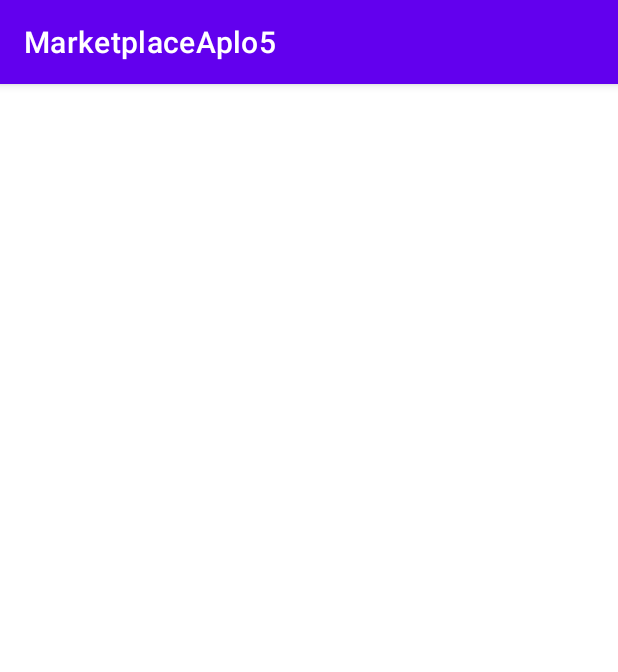
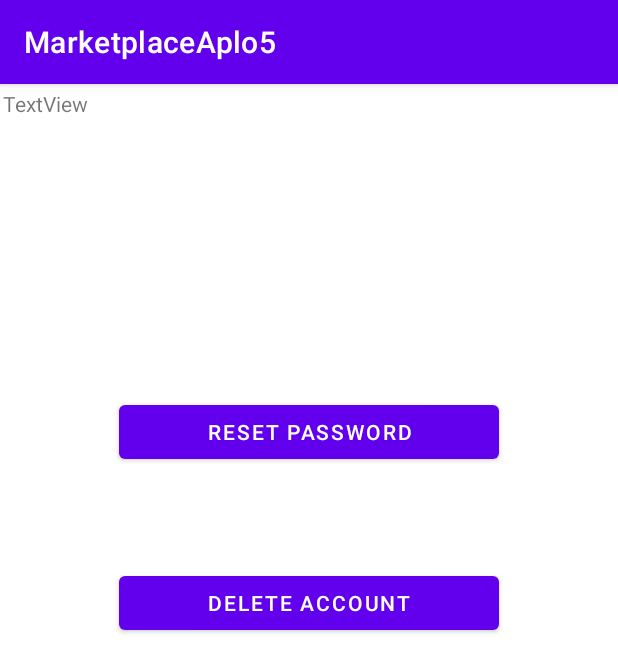
Before and after one commit to MidNoon/Marketplace-Application533, an Android app: the SettingsActivity screen opened directly, with no data from a screen before it, on a phone screen of 412 x 824 dp. Shown: the top 672 px of the screen. Run offline under Robolectric (Android 15) with nearby library versions, the phone set to English and light mode, and no system bars; our stand-ins replace Firebase (no records; nobody signed in at launch, a user with empty details on screens opened directly).

Commit message:
Settings Page
Semi-Functional Settings Page

```diff
--- a/MarketplaceAplo5/app/src/main/java/com/example/marketplaceaplo5/ItemPurchaseActivity.java
+++ b/MarketplaceAplo5/app/src/main/java/com/example/marketplaceaplo5/ItemPurchaseActivity.java
@@ -95,7 +95,6 @@ public class ItemPurchaseActivity extends AppCompatActivity {
         ButtonConfirm.setOnClickListener(new View.OnClickListener() {
             @Override
             public void onClick(View view) {
-                ButtonConfirm.setClickable(false);
                 Confirmation();
             }
         });
--- a/MarketplaceAplo5/app/src/main/java/com/example/marketplaceaplo5/SettingsActivity.java
+++ b/MarketplaceAplo5/app/src/main/java/com/example/marketplaceaplo5/SettingsActivity.java
@@ -4,25 +4,55 @@ import androidx.appcompat.app.AppCompatActivity;
 
 import android.content.Intent;
 import android.os.Bundle;
+import android.view.View;
+import android.widget.Button;
+
 import com.google.firebase.auth.FirebaseAuth;
 import com.google.firebase.auth.FirebaseUser;
 
 public class SettingsActivity extends AppCompatActivity {
 
     private FirebaseAuth mAuth;
+    private Button buttonPass;
+    private Button buttonDelete;
 
     @Override
     protected void onCreate(Bundle savedInstanceState) {
         super.onCreate(savedInstanceState);
         setContentView(R.layout.activity_settings);
         mAuth = FirebaseAuth.getInstance();
+
+        buttonPass = (Button) findViewById(R.id.button);
+        buttonPass.setOnClickListener(new View.OnClickListener(){
+            @Override
+            public void onClick(View v) {
+                openResetPasswordActivity();
+            }
+        });
+        //buttonDelete = (Button) findViewById(R.id.button2);
+        //buttonDelete.setOnClickListener(new View.OnClickListener(){
+        //    @Override
+        //    public void onClick(View v)
+        //    openResetEmailActivity();
+        //    }
+        //});
     }
+
+    public void openResetPasswordActivity() {
+        Intent intent = new Intent(this, ResetPasswordActivity.class);
+        startActivity(intent);
+    }
+    //public void openResetEmailActivity() {
+    //    Intent intent = new Intent(this, DeleteAccountActivity.class);
+    //    startActivity(intent);
+    //}
     @Override
     public void onStart(){
         super.onStart();
         FirebaseUser currentUser = mAuth.getCurrentUser();
         if(currentUser == null) {
             startActivity(new Intent(SettingsActivity.this, LoginActivity.class));
+
         }
     }
 }
--- a/MarketplaceAplo5/app/src/main/java/com/example/marketplaceaplo5/UAddItemActivity.java
+++ b/MarketplaceAplo5/app/src/main/java/com/example/marketplaceaplo5/UAddItemActivity.java
@@ -86,7 +86,6 @@ public class UAddItemActivity extends AppCompatActivity {
         ProductAddButton.setOnClickListener(new View.OnClickListener() {
             @Override
             public void onClick(View view) {
-                ProductAddButton.setClickable(false);
                 InfoStorage();
             }
         });
--- a/MarketplaceAplo5/app/src/main/res/layout/activity_settings.xml
+++ b/MarketplaceAplo5/app/src/main/res/layout/activity_settings.xml
@@ -15,4 +15,31 @@
             Changing Username
 -->
 
+    <Button
+        android:id="@+id/button2"
+        android:layout_width="253dp"
+        android:layout_height="wrap_content"
+        android:layout_alignParentTop="true"
+        android:layout_centerHorizontal="true"
+        android:layout_marginTop="322dp"
+        android:text="Delete Account" />
+
+    <TextView
+        android:id="@+id/textView"
+        android:layout_width="177dp"
+        android:layout_height="80dp"
+        android:layout_alignParentStart="true"
+        android:layout_alignParentTop="true"
+        android:layout_marginStart="2dp"
+        android:layout_marginTop="3dp"
+        android:text="TextView" />
+
+    <Button
+        android:id="@+id/button"
+        android:layout_width="253dp"
+        android:layout_height="wrap_content"
+        android:layout_alignParentTop="true"
+        android:layout_centerHorizontal="true"
+        android:layout_marginTop="208dp"
+        android:text="Reset Password" />
 </RelativeLayout>
```
Also changed, not shown: MarketplaceAplo5/app/src/main/res/layout/activity_login.xml (+5 -4 lines), MarketplaceAplo5/app/src/main/res/layout/activity_main.xml (+9 -8 lines), MarketplaceAplo5/app/src/main/res/layout/activity_registration.xml (+5 -4 lines).
